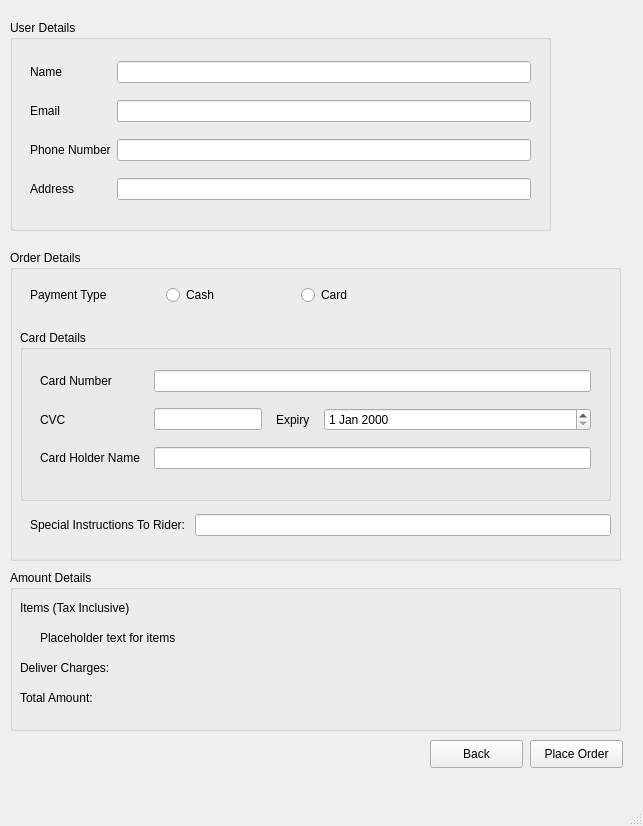
First picture: the form in ui_files/OnlineOrderCheckout.ui, repository TahaZahid05/Restaurant-Managment-System, before the edit.
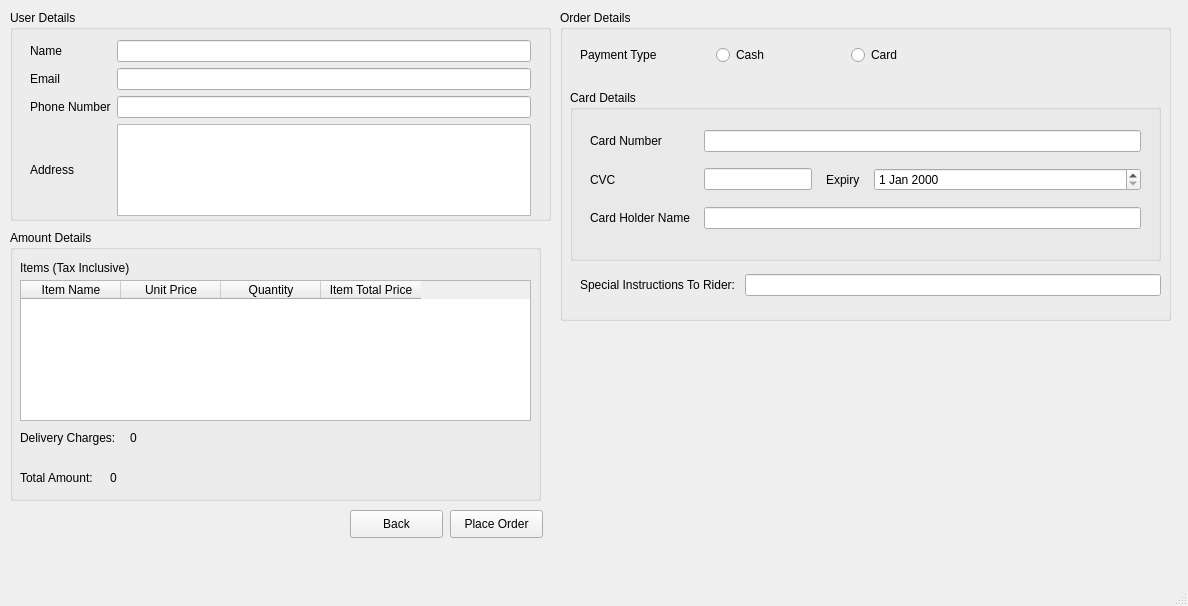
Second picture: the form after the edit.

What changed in the file:
```diff
--- a/ui_files/OnlineOrderCheckout.ui
+++ b/ui_files/OnlineOrderCheckout.ui
@@ -6,8 +6,8 @@
    <rect>
     <x>0</x>
     <y>0</y>
-    <width>643</width>
-    <height>826</height>
+    <width>1188</width>
+    <height>606</height>
    </rect>
   </property>
   <property name="windowTitle">
@@ -18,7 +18,7 @@
     <property name="geometry">
      <rect>
       <x>10</x>
-      <y>20</y>
+      <y>10</y>
       <width>541</width>
       <height>211</height>
      </rect>
@@ -32,7 +32,7 @@
        <x>20</x>
        <y>30</y>
        <width>501</width>
-       <height>161</height>
+       <height>176</height>
       </rect>
      </property>
      <layout class="QGridLayout" name="gridLayout" rowstretch="0,0,0,0" columnstretch="0,0">
@@ -74,7 +74,7 @@
        </widget>
       </item>
       <item row="3" column="1">
-       <widget class="QLineEdit" name="lineEdit_2"/>
+       <widget class="QTextEdit" name="addressBox"/>
       </item>
      </layout>
     </widget>
@@ -82,8 +82,8 @@
    <widget class="QGroupBox" name="groupBox_2">
     <property name="geometry">
      <rect>
-      <x>10</x>
-      <y>250</y>
+      <x>560</x>
+      <y>10</y>
       <width>611</width>
       <height>311</height>
      </rect>
@@ -231,9 +231,9 @@
     <property name="geometry">
      <rect>
       <x>10</x>
-      <y>570</y>
-      <width>611</width>
-      <height>161</height>
+      <y>230</y>
+      <width>531</width>
+      <height>271</height>
      </rect>
     </property>
     <property name="title">
@@ -252,37 +252,24 @@
       <string>Items (Tax Inclusive)</string>
      </property>
     </widget>
-    <widget class="QLabel" name="label_12">
-     <property name="geometry">
-      <rect>
-       <x>30</x>
-       <y>60</y>
-       <width>181</width>
-       <height>16</height>
-      </rect>
-     </property>
-     <property name="text">
-      <string>Placeholder text for items</string>
-     </property>
-    </widget>
     <widget class="QLabel" name="label_13">
      <property name="geometry">
       <rect>
        <x>10</x>
-       <y>90</y>
+       <y>200</y>
        <width>111</width>
        <height>16</height>
       </rect>
      </property>
      <property name="text">
-      <string>Deliver Charges: </string>
+      <string>Delivery Charges: </string>
      </property>
     </widget>
     <widget class="QLabel" name="label_14">
      <property name="geometry">
       <rect>
        <x>10</x>
-       <y>120</y>
+       <y>240</y>
        <width>101</width>
        <height>16</height>
       </rect>
@@ -291,12 +278,68 @@
       <string>Total Amount: </string>
      </property>
     </widget>
+    <widget class="QTableWidget" name="checkOutItemTable">
+     <property name="geometry">
+      <rect>
+       <x>10</x>
+       <y>50</y>
+       <width>511</width>
+       <height>141</height>
+      </rect>
+     </property>
+     <column>
+      <property name="text">
+       <string>Item Name</string>
+      </property>
+     </column>
+     <column>
+      <property name="text">
+       <string>Unit Price</string>
+      </property>
+     </column>
+     <column>
+      <property name="text">
+       <string>Quantity</string>
+      </property>
+     </column>
+     <column>
+      <property name="text">
+       <string>Item Total Price</string>
+      </property>
+     </column>
+    </widget>
+    <widget class="QLabel" name="deliveryCharges">
+     <property name="geometry">
+      <rect>
+       <x>120</x>
+       <y>200</y>
+       <width>55</width>
+       <height>16</height>
+      </rect>
+     </property>
+     <property name="text">
+      <string>0</string>
+     </property>
+    </widget>
+    <widget class="QLabel" name="totalAmount">
+     <property name="geometry">
+      <rect>
+       <x>100</x>
+       <y>240</y>
+       <width>55</width>
+       <height>16</height>
+      </rect>
+     </property>
+     <property name="text">
+      <string>0</string>
+     </property>
+    </widget>
    </widget>
    <widget class="QPushButton" name="orderButton">
     <property name="geometry">
      <rect>
-      <x>530</x>
-      <y>740</y>
+      <x>450</x>
+      <y>510</y>
       <width>93</width>
       <height>28</height>
      </rect>
@@ -308,8 +351,8 @@
    <widget class="QPushButton" name="backButton">
     <property name="geometry">
      <rect>
-      <x>430</x>
-      <y>740</y>
+      <x>350</x>
+      <y>510</y>
       <width>93</width>
       <height>28</height>
      </rect>
```
Left out of the diff: 6 changed lines with no effect on the pictures.
